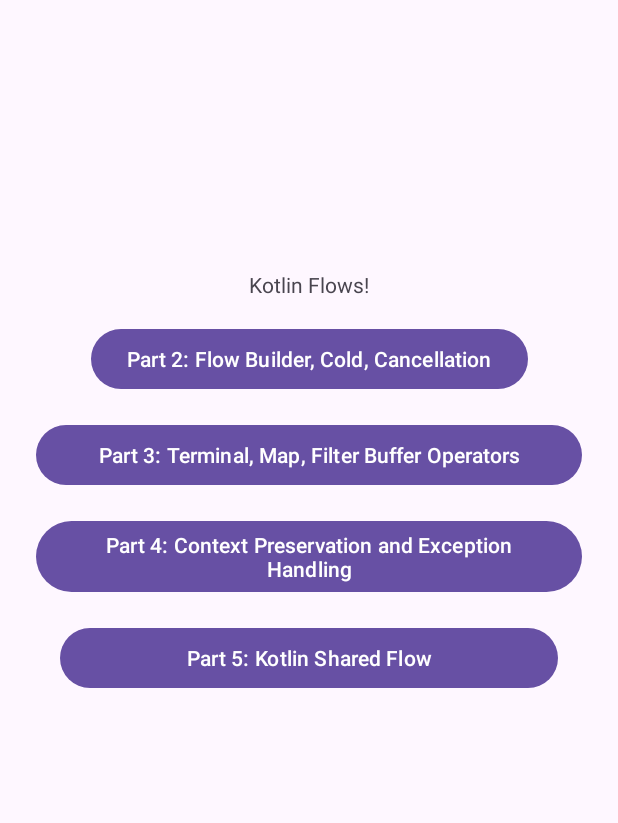
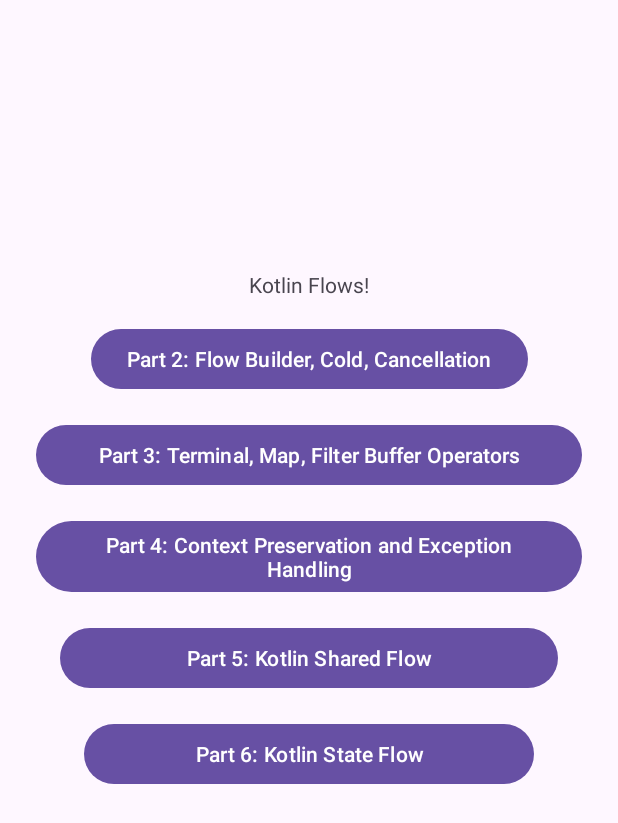
Before and after one commit to rajitdeb/LearnKotlinFlow, an Android app: the screen it shows after launch (MainActivity), on a phone screen of 412 x 824 dp. Shown: the top 823 px of the screen. Run offline under Robolectric (Android 15) with nearby library versions, the phone set to English and light mode, and no system bars.

Commit message:
Part 6: Understanding the concept of StateFlow and its differences with LiveData

```diff
--- a/app/src/main/AndroidManifest.xml
+++ b/app/src/main/AndroidManifest.xml
@@ -12,6 +12,9 @@
         android:supportsRtl="true"
         android:theme="@style/Theme.LearnKotlinFlow"
         tools:targetApi="31">
+        <activity
+            android:name=".part6.Part6Activity"
+            android:exported="false" />
         <activity
             android:name=".part5.Part5Activity"
             android:exported="false" />
--- a/app/src/main/java/com/rajit/learnkotlinflow/part1/MainActivity.kt
+++ b/app/src/main/java/com/rajit/learnkotlinflow/part1/MainActivity.kt
@@ -9,6 +9,7 @@ import com.rajit.learnkotlinflow.part2.Part2Activity
 import com.rajit.learnkotlinflow.part3.Part3Activity
 import com.rajit.learnkotlinflow.part4.Part4Activity
 import com.rajit.learnkotlinflow.part5.Part5Activity
+import com.rajit.learnkotlinflow.part6.Part6Activity
 import kotlinx.coroutines.CoroutineScope
 import kotlinx.coroutines.Dispatchers
 import kotlinx.coroutines.channels.Channel
@@ -63,6 +64,10 @@ class MainActivity : AppCompatActivity() {
             startActivity(Intent(this@MainActivity, Part5Activity::class.java))
         }
 
+        binding.part6Btn.setOnClickListener {
+            startActivity(Intent(this@MainActivity, Part6Activity::class.java))
+        }
+
     }
 
     /** Channels - This function produces data */
--- a/app/src/main/res/layout/activity_main.xml
+++ b/app/src/main/res/layout/activity_main.xml
@@ -59,4 +59,14 @@
         app:layout_constraintStart_toStartOf="@+id/part4Btn"
         app:layout_constraintTop_toBottomOf="@+id/part4Btn" />
 
+    <Button
+        android:id="@+id/part6Btn"
+        android:layout_width="0dp"
+        android:layout_height="wrap_content"
+        android:layout_margin="16dp"
+        android:text="@string/part6_btn_string"
+        app:layout_constraintEnd_toEndOf="@+id/part5Btn"
+        app:layout_constraintStart_toStartOf="@+id/part5Btn"
+        app:layout_constraintTop_toBottomOf="@+id/part5Btn" />
+
 </androidx.constraintlayout.widget.ConstraintLayout>
--- a/app/src/main/res/values/strings.xml
+++ b/app/src/main/res/values/strings.xml
@@ -4,4 +4,5 @@
     <string name="part_3_terminal_map_filter_buffer_operators">Part 3: Terminal, Map, Filter Buffer Operators</string>
     <string name="part4_btn_string">Part 4: Context Preservation and Exception Handling</string>
     <string name="part5_btn_string">Part 5: Kotlin Shared Flow</string>
+    <string name="part6_btn_string">Part 6: Kotlin State Flow</string>
 </resources>
```
Also changed, not shown: app/src/main/java/com/rajit/learnkotlinflow/part6/Part6Activity.kt (added, +105 -0 lines), app/src/main/res/layout/activity_part6.xml (added, +18 -0 lines), 1 other file.
